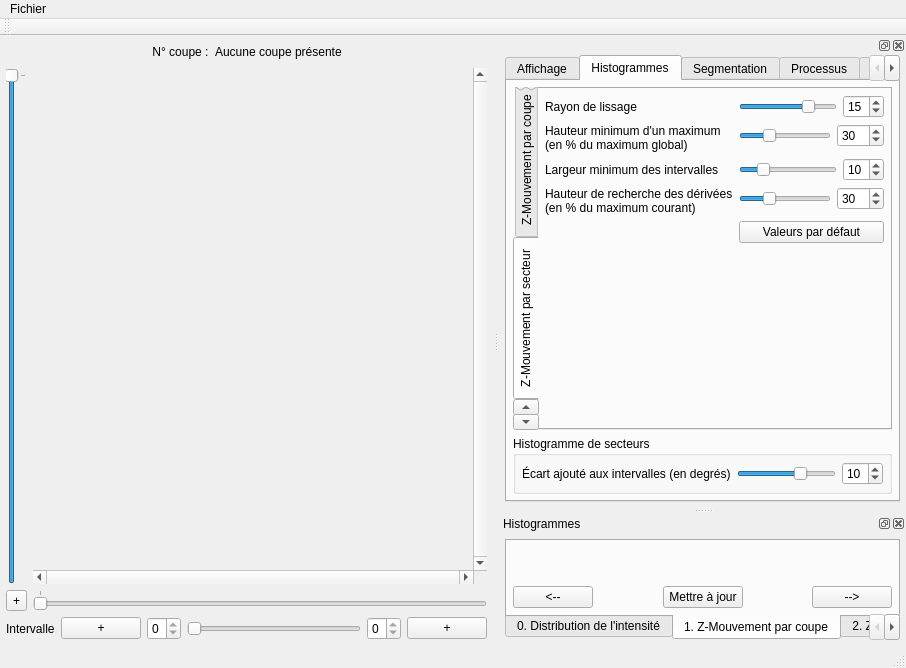
Old version of the form ui/mainwindow.ui in the repository akrah/TKDetection.
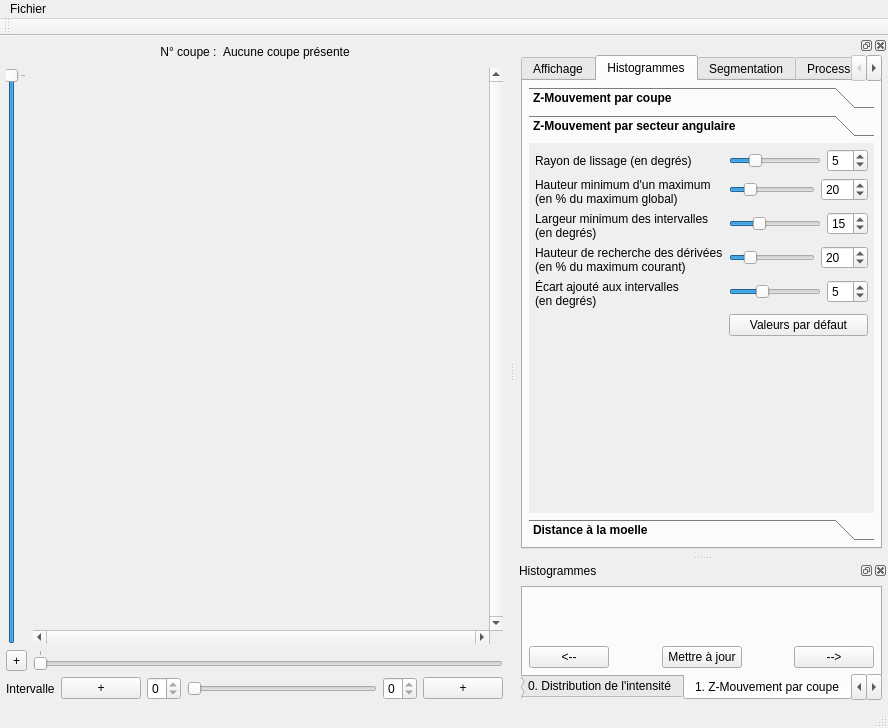
New version of the form. The open tabs and pages were chosen to show the change. Custom widgets are drawn as their Qt base class.

Commit message: Paramètres de l'histograme de z-mouvement angulaire paramétré avec des valeurs angulaires (devient indépendant de la résolution angulaire)

What changed in the file:
```diff
--- a/ui/mainwindow.ui
+++ b/ui/mainwindow.ui
@@ -6,8 +6,8 @@
    <rect>
     <x>0</x>
     <y>0</y>
-    <width>906</width>
-    <height>668</height>
+    <width>888</width>
+    <height>728</height>
    </rect>
   </property>
   <property name="windowTitle">
@@ -205,7 +205,7 @@
     <rect>
      <x>0</x>
      <y>0</y>
-     <width>906</width>
+     <width>888</width>
      <height>25</height>
     </rect>
    </property>
@@ -1144,21 +1144,23 @@
         </attribute>
         <layout class="QVBoxLayout" name="verticalLayout_4">
          <item>
-          <widget class="QTabWidget" name="tabWidget">
-           <property name="tabPosition">
-            <enum>QTabWidget::West</enum>
+          <widget class="QToolBox" name="_toolBoxHistograms">
+           <property name="font">
+            <font>
+             <weight>75</weight>
+             <bold>true</bold>
+            </font>
            </property>
-           <property name="tabShape">
-            <enum>QTabWidget::Rounded</enum>
-           </property>
-           <property name="currentIndex">
-            <number>0</number>
-           </property>
-           <property name="documentMode">
-            <bool>false</bool>
-           </property>
-           <widget class="QWidget" name="tab_3">
-            <attribute name="title">
+           <widget class="QWidget" name="toolBoxPage1">
+            <property name="geometry">
+             <rect>
+              <x>0</x>
+              <y>0</y>
+              <width>423</width>
+              <height>251</height>
+             </rect>
+            </property>
+            <attribute name="label">
              <string>Z-Mouvement par coupe</string>
             </attribute>
             <layout class="QFormLayout" name="formLayout_10">
@@ -1350,9 +1352,17 @@
              </item>
             </layout>
            </widget>
-           <widget class="QWidget" name="tab_5">
-            <attribute name="title">
-             <string>Z-Mouvement par secteur</string>
+           <widget class="QWidget" name="toolBoxPage2">
+            <property name="geometry">
+             <rect>
+              <x>0</x>
+              <y>0</y>
+              <width>423</width>
+              <height>251</height>
+             </rect>
+            </property>
+            <attribute name="label">
+             <string>Z-Mouvement par secteur angulaire</string>
             </attribute>
             <layout class="QFormLayout" name="formLayout_11">
              <property name="fieldGrowthPolicy">
@@ -1360,8 +1370,14 @@
              </property>
              <item row="0" column="0">
               <widget class="QLabel" name="label_50">
+               <property name="font">
+                <font>
+                 <weight>50</weight>
+                 <bold>false</bold>
+                </font>
+               </property>
                <property name="text">
-                <string>Rayon de lissage</string>
+                <string>Rayon de lissage (en degrés)</string>
                </property>
               </widget>
              </item>
@@ -1379,7 +1395,7 @@
                   <number>5</number>
                  </property>
                  <property name="value">
-                  <number>15</number>
+                  <number>5</number>
                  </property>
                  <property name="orientation">
                   <enum>Qt::Horizontal</enum>
@@ -1388,11 +1404,17 @@
                </item>
                <item>
                 <widget class="QSpinBox" name="_spinHistogramSmoothingRadius_zMotionAngular">
+                 <property name="font">
+                  <font>
+                   <weight>50</weight>
+                   <bold>false</bold>
+                  </font>
+                 </property>
                  <property name="maximum">
                   <number>20</number>
                  </property>
                  <property name="value">
-                  <number>15</number>
+                  <number>5</number>
                  </property>
                 </widget>
                </item>
@@ -1400,6 +1422,12 @@
              </item>
              <item row="1" column="0">
               <widget class="QLabel" name="label_35">
+               <property name="font">
+                <font>
+                 <weight>50</weight>
+                 <bold>false</bold>
+                </font>
+               </property>
                <property name="text">
                 <string>Hauteur minimum d'un maximum
 (en % du maximum global)</string>
@@ -1414,7 +1442,7 @@
                   <number>100</number>
                  </property>
                  <property name="value">
-                  <number>30</number>
+                  <number>20</number>
                  </property>
                  <property name="orientation">
                   <enum>Qt::Horizontal</enum>
@@ -1423,11 +1451,17 @@
                </item>
                <item>
                 <widget class="QSpinBox" name="_spinHistogramMinimumHeightOfMaximum_zMotionAngular">
+                 <property name="font">
+                  <font>
+                   <weight>50</weight>
+                   <bold>false</bold>
+                  </font>
+                 </property>
                  <property name="maximum">
                   <number>100</number>
                  </property>
                  <property name="value">
-                  <number>30</number>
+                  <number>20</number>
                  </property>
                 </widget>
                </item>
@@ -1435,8 +1469,15 @@
              </item>
              <item row="2" column="0">
               <widget class="QLabel" name="label_53">
+               <property name="font">
+                <font>
+                 <weight>50</weight>
+                 <bold>false</bold>
+                </font>
+               </property>
                <property name="text">
-                <string>Largeur minimum des intervalles</string>
+                <string>Largeur minimum des intervalles
+(en degrés)</string>
                </property>
               </widget>
              </item>
@@ -1448,7 +1489,7 @@
                   <number>50</number>
                  </property>
                  <property name="value">
-                  <number>10</number>
+                  <number>15</number>
                  </property>
                  <property name="orientation">
                   <enum>Qt::Horizontal</enum>
@@ -1457,11 +1498,17 @@
                </item>
                <item>
                 <widget class="QSpinBox" name="_spinHistogramMinimumWidthOfInterval_zMotionAngular">
+                 <property name="font">
+                  <font>
+                   <weight>50</weight>
+                   <bold>false</bold>
+                  </font>
+                 </property>
                  <property name="maximum">
                   <number>50</number>
                  </property>
                  <property name="value">
-                  <number>10</number>
+                  <number>15</number>
                  </property>
                 </widget>
                </item>
@@ -1469,6 +1516,12 @@
              </item>
              <item row="3" column="0">
               <widget class="QLabel" name="label_52">
+               <property name="font">
+                <font>
+                 <weight>50</weight>
+                 <bold>false</bold>
+                </font>
+               </property>
                <property name="text">
                 <string>Hauteur de recherche des dérivées
 (en % du maximum courant)</string>
@@ -1483,7 +1536,7 @@
                   <number>100</number>
                  </property>
                  <property name="value">
-                  <number>30</number>
+                  <number>20</number>
                  </property>
                  <property name="orientation">
                   <enum>Qt::Horizontal</enum>
@@ -1492,27 +1545,94 @@
                </item>
                <item>
                 <widget class="QSpinBox" name="_spinHistogramDerivativeSearchPercentage_zMotionAngular">
+                 <property name="font">
+                  <font>
+                   <weight>50</weight>
+                   <bold>false</bold>
+                  </font>
+                 </property>
                  <property name="maximum">
                   <number>100</number>
                  </property>
                  <property name="value">
-                  <number>30</number>
+                  <number>20</number>
                  </property>
                 </widget>
                </item>
               </layout>
              </item>
-             <item row="4" column="1">
+             <item row="5" column="1">
               <widget class="QPushButton" name="_buttonHistogramResetDefaultValuesZMotionAngular">
+               <property name="font">
+                <font>
+                 <weight>50</weight>
+                 <bold>false</bold>
+                </font>
+               </property>
                <property name="text">
                 <string>Valeurs par défaut</string>
                </property>
               </widget>
              </item>
+             <item row="4" column="1">
+              <layout class="QHBoxLayout" name="horizontalLayout_33">
+               <item>
+                <widget class="QSlider" name="_sliderSectorHistogramIntervalGap">
+                 <property name="maximum">
+                  <number>15</number>
+                 </property>
+                 <property name="value">
+                  <number>5</number>
+                 </property>
+                 <property name="orientation">
+                  <enum>Qt::Horizontal</enum>
+                 </property>
+                </widget>
+               </item>
+               <item>
+                <widget class="QSpinBox" name="_spinSectorHistogramIntervalGap">
+                 <property name="font">
+                  <font>
+                   <weight>50</weight>
+                   <bold>false</bold>
+                  </font>
+                 </property>
+                 <property name="maximum">
+                  <number>15</number>
+                 </property>
+                 <property name="value">
+                  <number>5</number>
+                 </property>
+                </widget>
+               </item>
+              </layout>
+             </item>
+             <item row="4" column="0">
+              <widget class="QLabel" name="label_45">
+               <property name="font">
+                <font>
+                 <weight>50</weight>
+                 <bold>false</bold>
+                </font>
+               </property>
+               <property name="text">
+                <string>Écart ajouté aux intervalles
+(en degrés)</string>
+               </property>
+              </widget>
+             </item>
             </layout>
            </widget>
-           <widget class="QWidget" name="tab_4">
-            <attribute name="title">
+           <widget class="QWidget" name="toolBoxPage3">
+            <property name="geometry">
+             <rect>
+              <x>0</x>
+              <y>0</y>
+              <width>423</width>
+              <height>251</height>
+             </rect>
+            </property>
+            <attribute name="label">
              <string>Distance à la moelle</string>
             </attribute>
             <layout class="QFormLayout" name="formLayout_15">
@@ -1674,52 +1794,6 @@
            </widget>
           </widget>
          </item>
-         <item>
-          <widget class="QGroupBox" name="groupBox_9">
-           <property name="title">
-            <string>Histogramme de secteurs</string>
-           </property>
-           <layout class="QFormLayout" name="formLayout_8">
-            <property name="fieldGrowthPolicy">
-             <enum>QFormLayout::AllNonFixedFieldsGrow</enum>
-            </property>
-            <item row="0" column="0">
-             <widget class="QLabel" name="label_45">
-              <property name="text">
-               <string>Écart ajouté aux intervalles (en degrés)</string>
-              </property>
-             </widget>
-            </item>
-            <item row="0" column="1">
-             <layout class="QHBoxLayout" name="horizontalLayout_33">
-              <item>
-               <widget class="QSlider" name="_sliderSectorHistogramIntervalGap">
-                <property name="maximum">
-                 <number>15</number>
-                </property>
-                <property name="value">
-                 <number>10</number>
-                </property>
-                <property name="orientation">
-                 <enum>Qt::Horizontal</enum>
-                </property>
-               </widget>
-              </item>
-              <item>
-               <widget class="QSpinBox" name="_spinSectorHistogramIntervalGap">
-                <property name="maximum">
-                 <number>15</number>
-                </property>
-                <property name="value">
-                 <number>10</number>
-                </property>
-               </widget>
-              </item>
-             </layout>
-            </item>
-           </layout>
-          </widget>
-         </item>
         </layout>
        </widget>
        <widget class="QWidget" name="_tabSegmentation">
```
Left out of the diff: 181 changed lines with no effect on the pictures. The commit also changes 2 other files.
